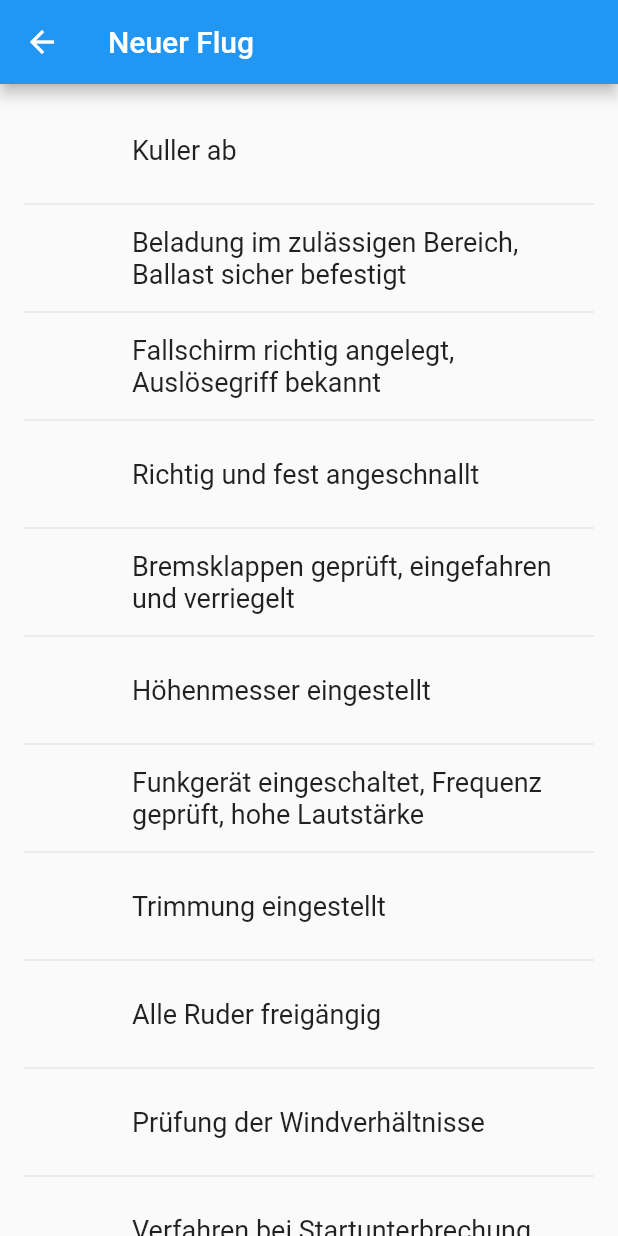
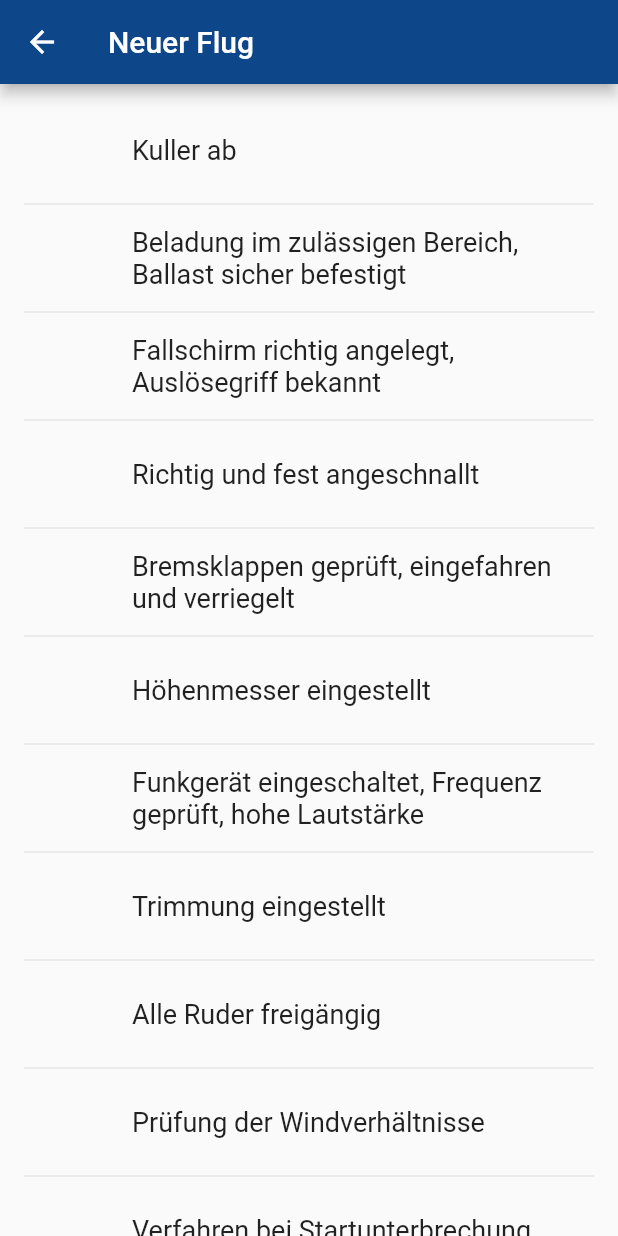
Before and after one commit to agehret/dassuflights, a Flutter app: the screen it shows after launch, after a tap on the "add" icon, on a phone screen of 412 x 824 dp. Run offline on Flutter 3.47's test engine with Material 2 defaults, Android fonts, the phone set to English and light mode, and no system bars; our stand-ins replace sqflite; accounts and stored records are empty.

Commit message:
Changed title and colors

```diff
--- a/lib/main.dart
+++ b/lib/main.dart
@@ -9,16 +9,33 @@ void main() async {
   runApp(MyApp());
 }
 
+Map<int, Color> color =
+{
+  50:Color.fromRGBO(15,70,135, .1),
+  100:Color.fromRGBO(15,70,135, .2),
+  200:Color.fromRGBO(15,70,135, .3),
+  300:Color.fromRGBO(15,70,135, .4),
+  400:Color.fromRGBO(15,70,135, .5),
+  500:Color.fromRGBO(15,70,135, .6),
+  600:Color.fromRGBO(15,70,135, .7),
+  700:Color.fromRGBO(15,70,135, .8),
+  800:Color.fromRGBO(15,70,135, .9),
+  900:Color.fromRGBO(15,70,135, 1),
+};
+
 class MyApp extends StatelessWidget {
+
+  final MaterialColor colorDassu = MaterialColor(0xFF0D4789, color);
+
   @override
   Widget build(BuildContext context) {
     return MaterialApp(
-      title: 'Flight App',
+      title: 'Dassu Flug',
       theme: ThemeData(
-        primarySwatch: Colors.blue,
+        primarySwatch: colorDassu,
         visualDensity: VisualDensity.adaptivePlatformDensity,
       ),
-      home: MyHomePage(title: 'Flight App'),
+      home: MyHomePage(title: 'Dassu Flug'),
     );
   }
 }
```
Also changed, not shown: 1 other file.
